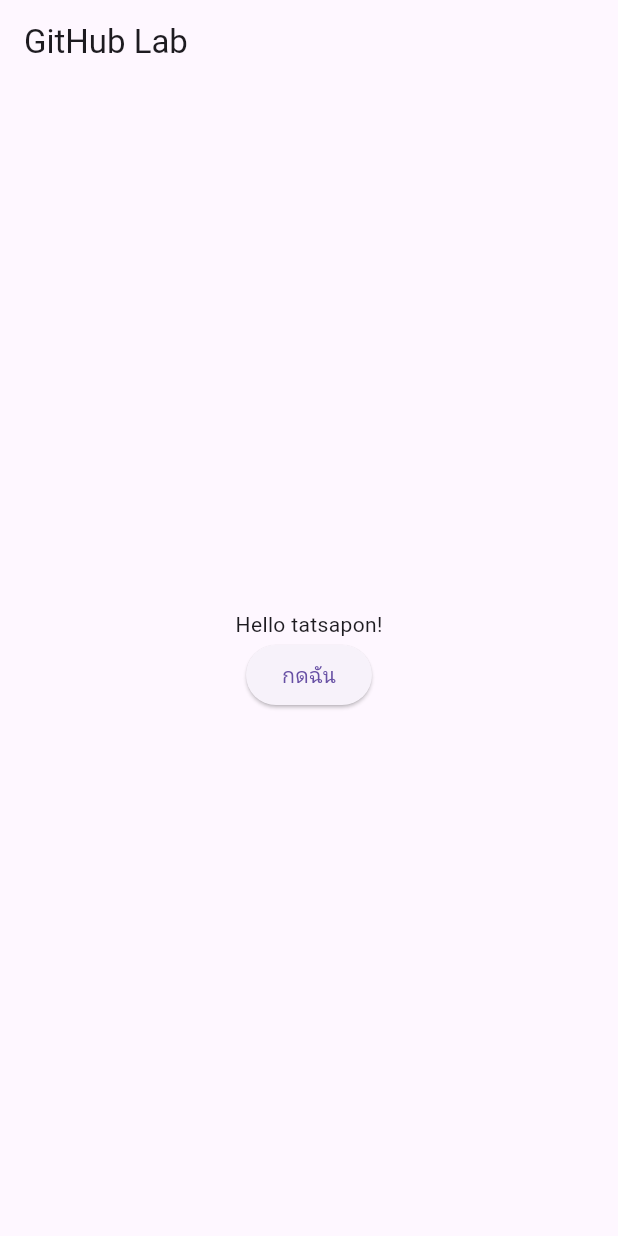
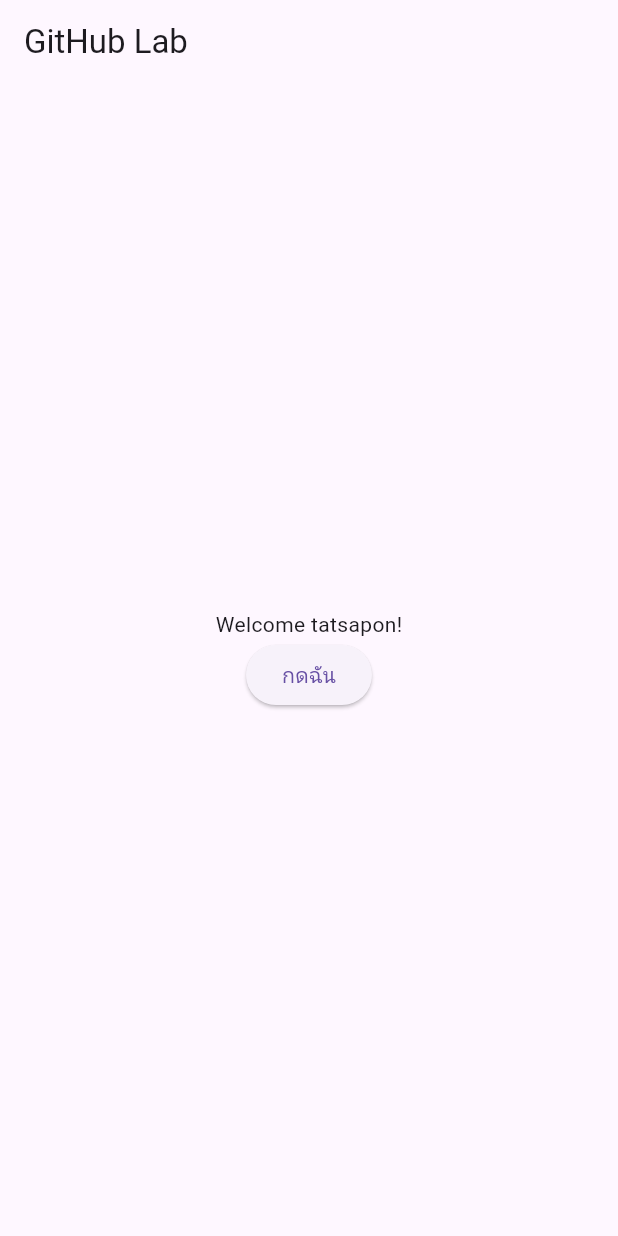
Before and after one commit to thochsapon86/GitHub_lab, a Flutter app: the screen it shows after launch, after a tap on "กดฉัน", on a phone screen of 412 x 824 dp. Run offline on Flutter 3.47's test engine with Material 3 defaults, Android fonts, the phone set to English and light mode, and no system bars.

Commit message:
text changed 2

```diff
--- a/lib/main.dart
+++ b/lib/main.dart
@@ -44,7 +44,7 @@ class _MyPageState extends State<MyPage> {
 
                 setState(() {
 
-                  message = 'Hello $user!';
+                  message = 'Welcome $user!';
 
                 });
 
```
